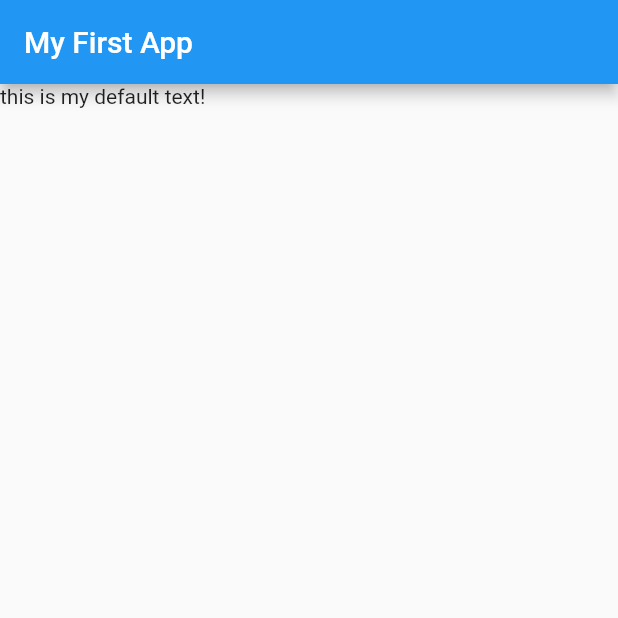
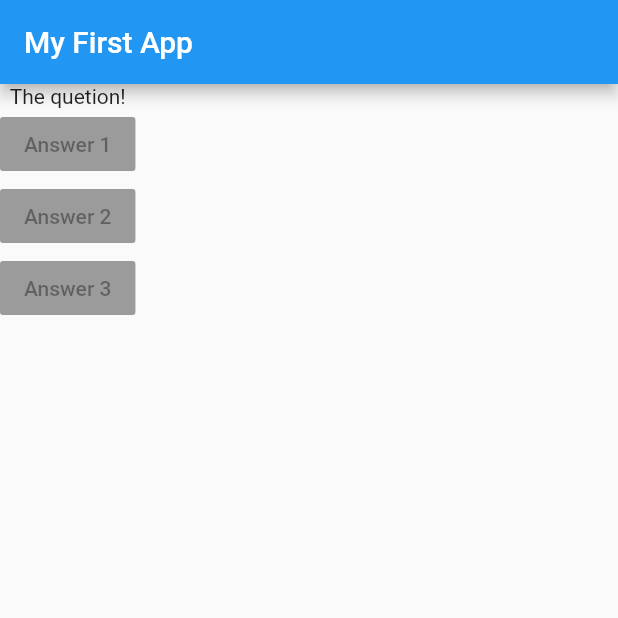
Before and after one commit to Kazuya1Hashimoto10/quiz_app, a Flutter app: the screen it shows after launch, on a phone screen of 412 x 824 dp, the top half of it. Run offline on Flutter 3.47's test engine with Material 2 defaults, Android fonts, the phone set to English and light mode, and no system bars.

Commit message:
adding layout wigets

```diff
--- a/lib/main.dart
+++ b/lib/main.dart
@@ -9,11 +9,26 @@ class MyApp extends StatelessWidget {
   Widget build(BuildContext context) {
     return MaterialApp(
       home: Scaffold(
-        appBar: AppBar(
-          title: Text('My First App'),
-        ),
-        body: Text('this is my default text!'),
-      ),
+          appBar: AppBar(
+            title: Text('My First App'),
+          ),
+          body: Column(
+            children: [
+              Text('The quetion!'),
+              RaisedButton(
+                child: Text('Answer 1'),
+                onPressed: null,
+              ),
+              RaisedButton(
+                child: Text('Answer 2'),
+                onPressed: null,
+              ),
+              RaisedButton(
+                child: Text('Answer 3'),
+                onPressed: null,
+              ),
+            ],
+          )),
     );
   }
 }
```
